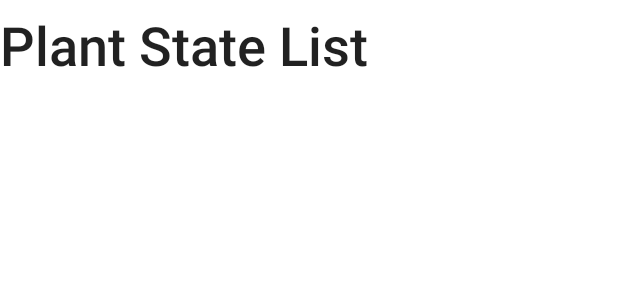
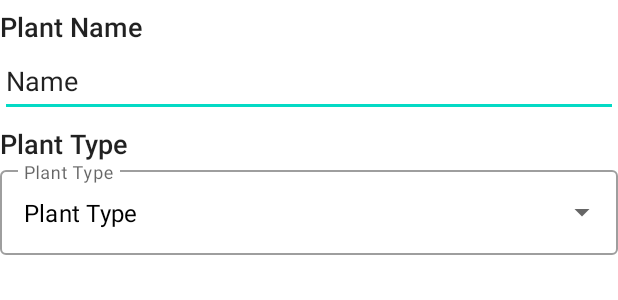
Before and after one commit to aldo-manco-jr/plant-sensor-android, an Android app: the layout fragment_plant_state.xml on its own in the app's theme, with its tools: preview values and no code run, on a phone screen of 412 x 824 dp. Shown: the top 300 px of the screen. Run offline under Robolectric (Android 15) with nearby library versions, the phone set to English and light mode, and no system bars.

Commit message:
raw_plant_state_section_completed

```diff
--- a/app/src/main/java/org/aldomanco/plantsensor/authentication/MainActivity.java
+++ b/app/src/main/java/org/aldomanco/plantsensor/authentication/MainActivity.java
@@ -41,7 +41,7 @@ public class MainActivity extends AppCompatActivity {
 
         if (intentFirstActivity == null){
             // non era stata effettuata alcuna scelta, quindi l'utente non era connesso
-            intentFirstActivity = new Intent(this, AuthActivity.class);
+            intentFirstActivity = new Intent(this, LoggedUserActivity.class);
         }
 
         intentFirstActivity.addFlags(Intent.FLAG_ACTIVITY_CLEAR_TOP);
--- /dev/null
+++ b/app/src/main/res/drawable/ic_plant_type_autocomplete.xml
@@ -0,0 +1,16 @@
+<vector xmlns:android="http://schemas.android.com/apk/res/android"
+    android:width="24dp"
+    android:height="24dp"
+    android:viewportWidth="24"
+    android:viewportHeight="24"
+    android:tint="?attr/colorControlNormal">
+  <path
+      android:fillColor="@android:color/black"
+      android:pathData="M16,12l-7,-10l-7,10l1.86,0l-3.86,6l7,0l0,4l4,0l0,-4l7,0l-3.86,-6z"/>
+  <path
+      android:fillColor="@android:color/black"
+      android:pathData="M20.14,12l1.86,0l-7,-10l-2.39,3.41l5.31,7.59l-1.92,0l-0.03,0l3.22,5l4.81,0z"/>
+  <path
+      android:fillColor="@android:color/black"
+      android:pathData="M13,19h4v3h-4z"/>
+</vector>
--- a/app/src/main/res/layout/adapter_plant_state.xml
+++ b/app/src/main/res/layout/adapter_plant_state.xml
@@ -14,8 +14,7 @@
         app:cardElevation="2dp"
         app:layout_constraintEnd_toEndOf="parent"
         app:layout_constraintStart_toStartOf="parent"
-        app:layout_constraintTop_toTopOf="parent"
-        >
+        app:layout_constraintTop_toTopOf="parent">
 
         <androidx.constraintlayout.widget.ConstraintLayout
             android:id="@+id/layout_item_comment"
--- a/app/src/main/res/layout/fragment_plant_state.xml
+++ b/app/src/main/res/layout/fragment_plant_state.xml
@@ -12,24 +12,63 @@
         android:orientation="vertical">
 
         <com.google.android.material.textview.MaterialTextView
-            android:id="@+id/title_plant_state_list"
+            android:id="@+id/textview_plant_name"
             android:layout_width="match_parent"
             android:layout_height="wrap_content"
-            android:text="@string/title_plant_state_list"
-            android:textSize="36sp"
+            android:text="@string/textview_plant_name"
+            android:textSize="18sp"
             android:textAlignment="textStart"
             style="@style/Base.TextAppearance.AppCompat.Title"
             app:layout_constraintTop_toTopOf="parent"
             android:layout_marginTop="5dp"/>
 
+        <EditText
+            android:id="@+id/edittext_plant_name_id"
+            android:layout_width="match_parent"
+            android:layout_height="wrap_content"
+            android:ems="10"
+            android:inputType="textPersonName"
+            android:minHeight="48dp"
+            android:text="Name" />
+
+        <com.google.android.material.textview.MaterialTextView
+            android:id="@+id/textview_plant_type"
+            android:layout_width="match_parent"
+            android:layout_height="wrap_content"
+            android:text="@string/textview_plant_type"
+            android:textSize="18sp"
+            android:textAlignment="textStart"
+            style="@style/Base.TextAppearance.AppCompat.Title"
+            app:layout_constraintTop_toTopOf="parent"
+            android:layout_marginTop="5dp"/>
+
+        <com.google.android.material.textfield.TextInputLayout
+            style="@style/Widget.MaterialComponents.TextInputLayout.OutlinedBox.ExposedDropdownMenu"
+            android:layout_width="match_parent"
+            android:layout_height="match_parent">
+
+            <AutoCompleteTextView
+                android:id="@+id/spinner_plant_type_id"
+                android:layout_width="match_parent"
+                android:layout_height="match_parent"
+                android:layout_weight="1"
+                android:hint="@string/textview_plant_type"
+                android:inputType="none"
+                android:longClickable="true"
+                android:text="@string/textview_plant_type"
+                android:textColor="@color/black"
+                android:textColorHint="@color/black"
+                app:startIconDrawable="@drawable/ic_plant_type_autocomplete" />
+
+        </com.google.android.material.textfield.TextInputLayout>
+
         <androidx.recyclerview.widget.RecyclerView
             android:id="@+id/recyclerview_plant_state"
             android:layout_width="match_parent"
             android:layout_height="match_parent"
+            android:layout_marginTop="10dp"
             android:orientation="vertical"
-            app:layout_constraintTop_toTopOf="@id/title_plant_state_list"
-            android:layout_marginTop="10dp"
-            />
+            app:layout_constraintTop_toTopOf="@id/textview_plant_type" />
 
     </LinearLayout>
 
--- a/app/src/main/res/values/styles.xml
+++ b/app/src/main/res/values/styles.xml
@@ -6,6 +6,11 @@
         <item name="colorPrimary">@color/colorPrimary</item>
         <item name="colorPrimaryDark">@color/colorPrimaryDark</item>
         <item name="colorAccent">@color/colorAccent</item>
+    </style>
+
+    <style name="Autocomplete">
+        <item name="colorPrimary">@color/grey</item>
+        <item name="colorControlActivated">@color/grey</item>
     </style>
 
     <style name="NoActionBar" parent="Theme.AppCompat.NoActionBar">
```
Also changed, not shown: app/src/main/java/org/aldomanco/plantsensor/plant_state/PlantStateFragment.java (+53 -1 lines), app/src/main/res/layout/activity_connection_problems.xml (+73 -27 lines), app/src/main/res/layout/menu_plant_types.xml (added, +9 -0 lines), app/src/main/res/values/strings.xml (+9 -1 lines), app/src/main/res/drawable/problemofconnection.png (added).
